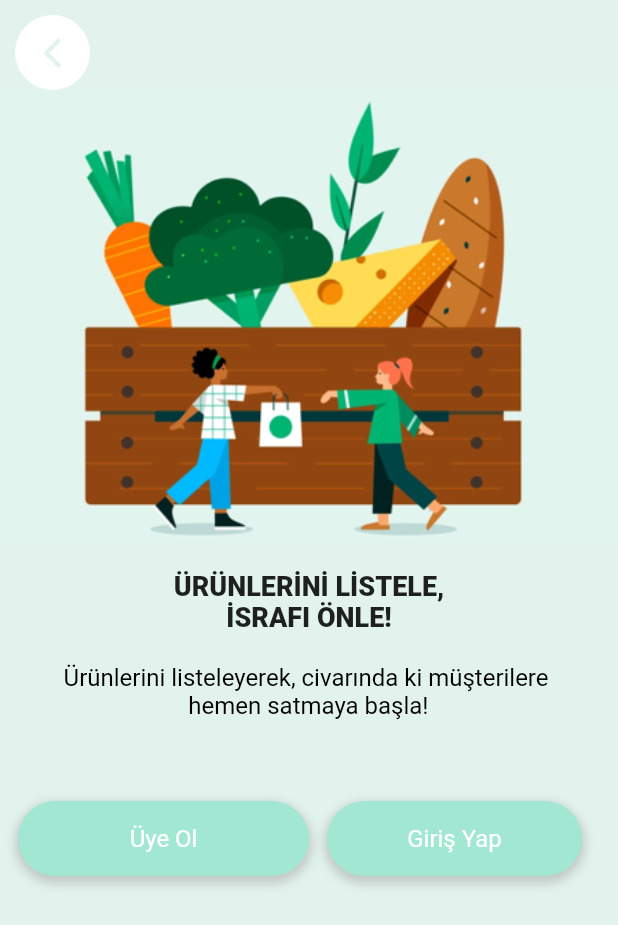
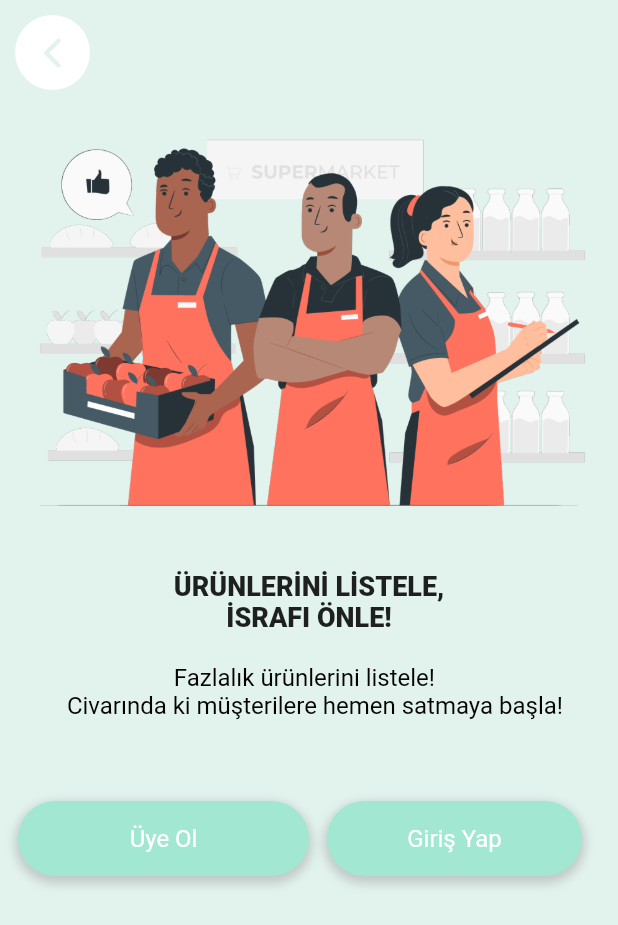
Before and after one commit to huseyinasan/biyemek, a Flutter app: the BusinessEntrance screen opened directly, on a phone screen of 412 x 824 dp. Shown: the top 925 px of the screen. Run offline on Flutter 3.47's test engine with Material 2 defaults, Android fonts, the light colour scheme and no system bars; our stand-ins replace cloud_firestore, firebase_auth, firebase_core, google_nav_bar, google_sign_in, liquid_swipe and 1 more; accounts and stored records are empty.

Commit message:
some ui elements updated

```diff
--- a/lib/screens/business_screens/authentication/business_register_page.dart
+++ b/lib/screens/business_screens/authentication/business_register_page.dart
@@ -80,7 +80,7 @@ class _BusinessRegisterPageState extends State<BusinessRegisterPage> {
           return AlertDialog(
             title: const Text('Üyelik Başarılı'),
             content: const Text(
-              "Tebrikler işletmenizi başarıyla kayıt oldu. Biz başvurunuzu incelerken siz uygulamayı kullanabilirsiniz 😊. ",
+              "Tebrikler işletmeniz başarıyla kayıt oldu. Biz başvurunuzu incelerken siz uygulamayı kullanabilirsiniz 😊. ",
             ),
             actions: <Widget>[
               ElevatedButton(
--- a/lib/screens/customer_screens/authentication/customer_register_page.dart
+++ b/lib/screens/customer_screens/authentication/customer_register_page.dart
@@ -67,7 +67,7 @@ class _CustomerRegisterPageState extends State<CustomerRegisterPage> {
         builder: (BuildContext context) {
           return AlertDialog(
             title: const Text('Üyelik Başarılı'),
-            content: Text("Tebrikler Başarıyla üye oldun $succesName !"),
+            content: Text("Tebrikler Başarıyla üye oldun $succesName ! 😊"),
             actions: <Widget>[
               ElevatedButton(
                 onPressed: () {
--- a/lib/screens/onboarding/entrances/business_entrance.dart
+++ b/lib/screens/onboarding/entrances/business_entrance.dart
@@ -50,7 +50,7 @@ class _BusinessEntranceState extends State<BusinessEntrance> {
                     ),
                   ),
                   const Image(
-                    image: AssetImage('assets/images/onboarding/login.png'),
+                    image: AssetImage('assets/images/onboarding/intro2.png'),
                     width: 500, // İstenilen genişlik
                     height: 300, // İstenilen yükseklik
                     fit: BoxFit.cover, // Resmi sığdırma şekli
@@ -86,8 +86,8 @@ class _BusinessEntranceState extends State<BusinessEntrance> {
                   ),
                   const SizedBox(height: 20),
                   const Text(
-                    '''Ürünlerini listeleyerek, civarında ki müşterilere
-                     hemen satmaya başla!''',
+                    '''                    Fazlalık ürünlerini listele!
+  Civarında ki müşterilere hemen satmaya başla!''',
                     style: TextStyle(
                       fontSize: 16,
                       color: Colors.black,
```
